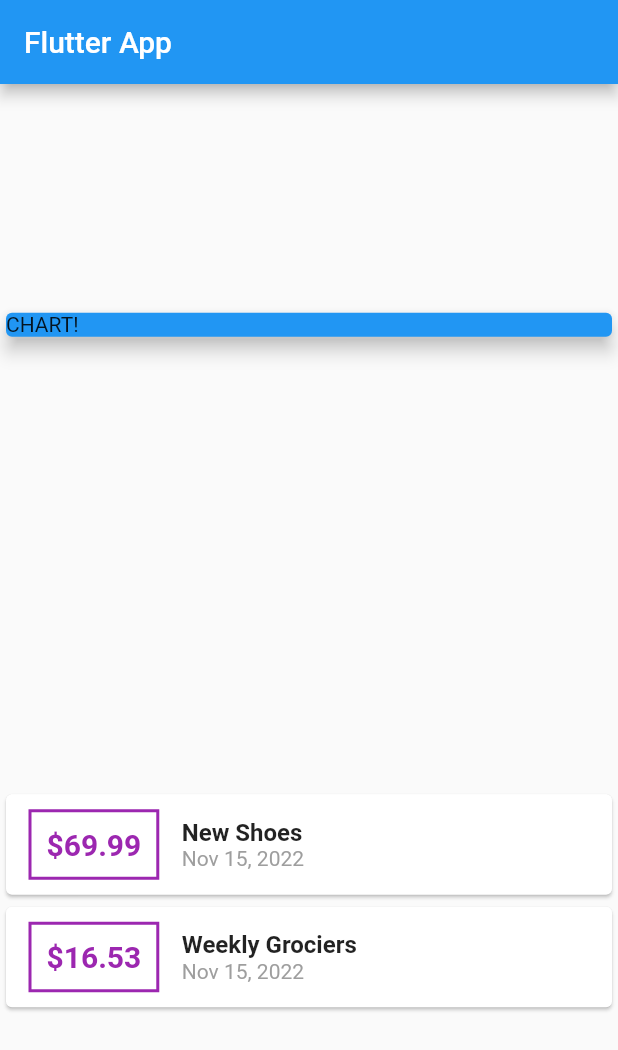
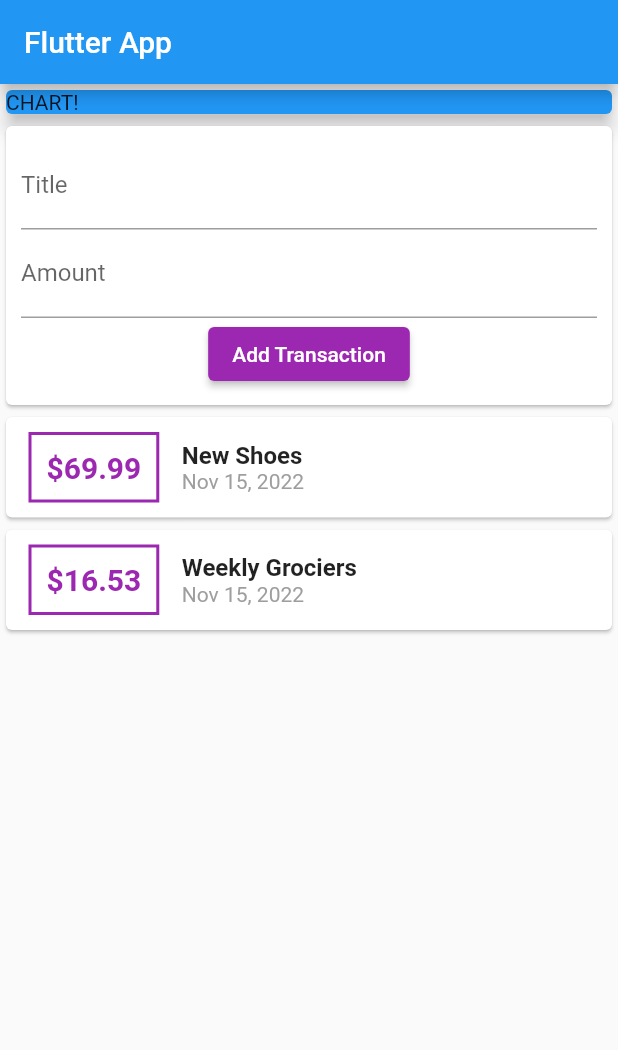
Before and after one commit to khlebobul/personal-expenses-app, a Flutter app: the screen it shows after launch, on a phone screen of 412 x 824 dp. Shown: the top 1050 px of the screen. Run offline on Flutter 3.47's test engine with Material 2 defaults, Android fonts, the phone set to English and light mode, and no system bars.

Commit message:
adding text fields and button for adding tx.

```diff
--- a/lib/main.dart
+++ b/lib/main.dart
@@ -29,7 +29,7 @@ class MyHomePage extends StatelessWidget {
         title: Text('Flutter App'),
       ),
       body: Column(
-        mainAxisAlignment: MainAxisAlignment.spaceAround,
+        mainAxisAlignment: MainAxisAlignment.start,
         crossAxisAlignment: CrossAxisAlignment.stretch,
         children: <Widget>[
           Container(
@@ -38,6 +38,28 @@ class MyHomePage extends StatelessWidget {
               color: Colors.blue,
               child: Text('CHART!'),
               elevation: 5,
+            ),
+          ),
+          Card(
+            child: Container(
+              padding: EdgeInsets.all(10),
+              child: Column(
+                children: <Widget>[
+                  TextField(
+                    decoration: InputDecoration(labelText: 'Title'),
+                  ),
+                  TextField(
+                    decoration: InputDecoration(labelText: 'Amount'),
+                  ),
+                  ElevatedButton(
+                    onPressed: () {},
+                    child: Text('Add Transaction'),
+                    style: ButtonStyle(
+                      backgroundColor: MaterialStateProperty.all(Colors.purple),
+                    ),
+                  ),
+                ],
+              ),
             ),
           ),
           Column(
```
Also changed, not shown: 151 other files.
